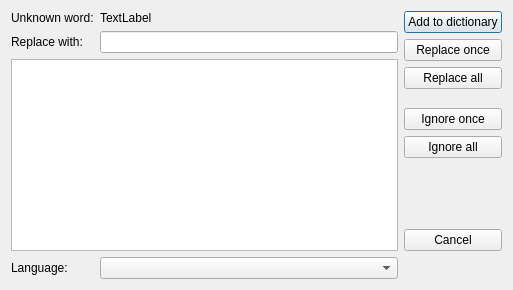
This is plugins/spellchecker/spellcheckdialog.ui in inyokaproject/inyokaedit as Qt 5 draws it before an edit. The edited form follows.
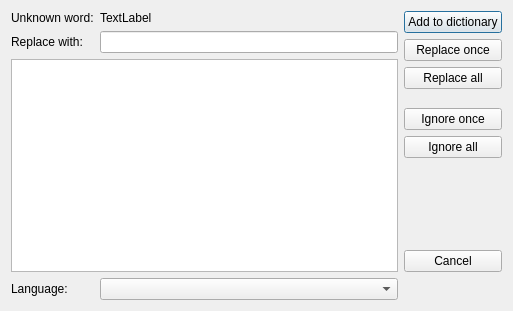
This is the edited form. Icons and pictures are not drawn.

```diff
--- a/plugins/spellchecker/spellcheckdialog.ui
+++ b/plugins/spellchecker/spellcheckdialog.ui
@@ -7,7 +7,7 @@
     <x>0</x>
     <y>0</y>
     <width>513</width>
-    <height>290</height>
+    <height>311</height>
    </rect>
   </property>
   <property name="windowTitle">
```
Left out of the diff: 9 changed lines with no effect on the pictures.
